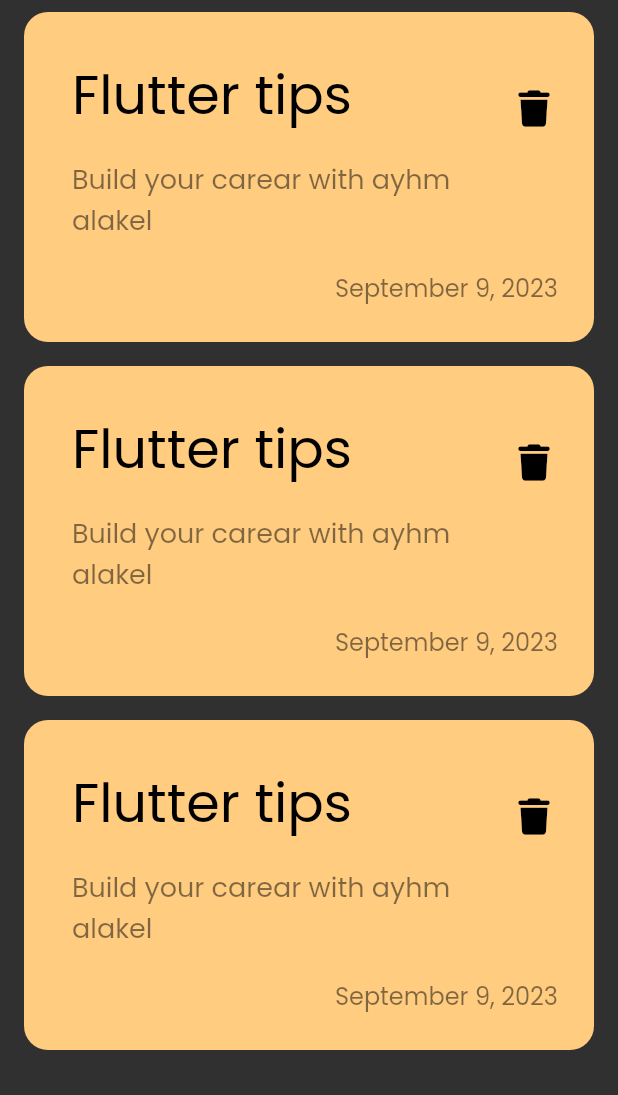
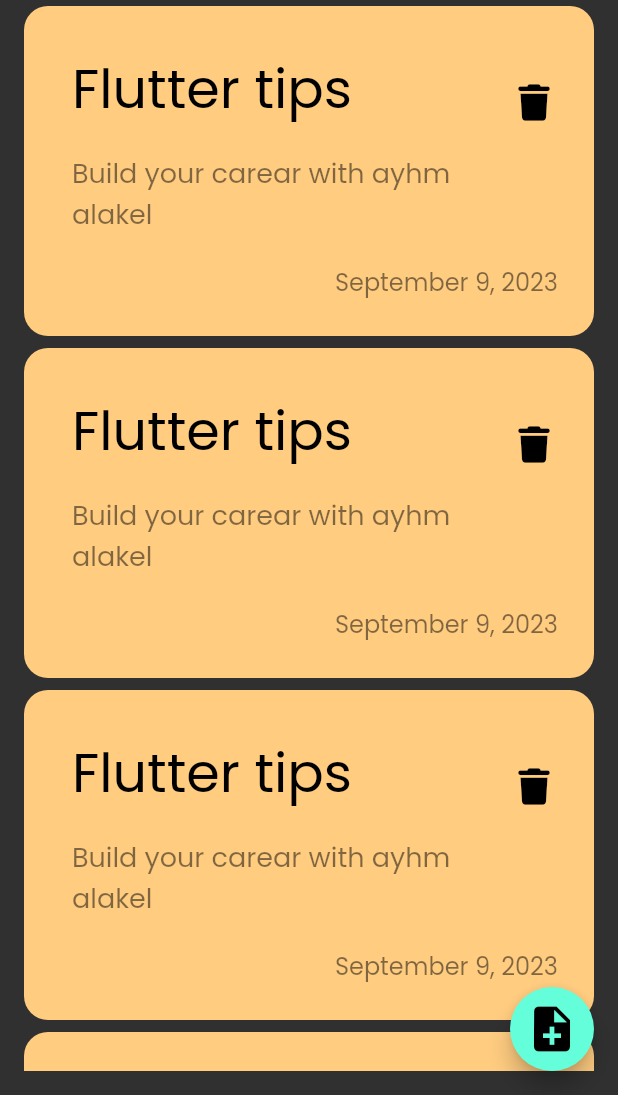
Before and after one commit to AYHM13x/notes_app, a Flutter app: the screen it shows after launch, on a phone screen of 412 x 824 dp, the part 141-1236 px from its top. Run offline on Flutter 3.47's test engine with Material 2 defaults, Android fonts, the phone set to English and light mode, and no system bars; our stand-ins replace font_awesome_flutter.

Commit message:
add floating action button

```diff
--- /dev/null
+++ b/lib/custom_widgets/custom_floating_action_button.dart
@@ -0,0 +1,19 @@
+import 'package:flutter/material.dart';
+
+class CustomFloatingActionButton extends StatelessWidget {
+  const CustomFloatingActionButton({
+    super.key,
+  });
+
+  @override
+  Widget build(BuildContext context) {
+    return FloatingActionButton(
+      onPressed: () {},
+      tooltip: "Add Note",
+      child: const Icon(
+        Icons.note_add,
+        size: 36,
+      ),
+    );
+  }
+}
--- a/lib/custom_widgets/notes_list_view.dart
+++ b/lib/custom_widgets/notes_list_view.dart
@@ -6,6 +6,8 @@ class NotesListView extends StatelessWidget {
     super.key,
   });
 
+  final colors = const [];
+
   @override
   Widget build(BuildContext context) {
     return Expanded(
@@ -13,7 +15,7 @@ class NotesListView extends StatelessWidget {
         itemCount: 10,
         itemBuilder: (context, index) {
           return const Padding(
-            padding: EdgeInsets.symmetric(vertical: 8),
+            padding: EdgeInsets.symmetric(vertical: 4),
             child: NoteItem(),
           );
         },
--- a/lib/main.dart
+++ b/lib/main.dart
@@ -1,5 +1,5 @@
 import 'package:flutter/material.dart';
-import 'package:notes_app/views/notes_page.dart';
+import 'package:notes_app/views/notes_view.dart';
 
 void main() {
   runApp(NotesApp());
--- a/lib/views/notes_page.dart
+++ b/lib/views/notes_view.dart
@@ -1,4 +1,5 @@
 import 'package:flutter/material.dart';
+import 'package:notes_app/custom_widgets/custom_floating_action_button.dart';
 import 'package:notes_app/widgets/note_body_view.dart';
 
 class NotesView extends StatelessWidget {
@@ -8,6 +9,7 @@ class NotesView extends StatelessWidget {
   Widget build(BuildContext context) {
     return const Scaffold(
       body: NoteViewBody(),
+      floatingActionButton: CustomFloatingActionButton(),
     );
   }
 }
--- a/lib/widgets/note_body_view.dart
+++ b/lib/widgets/note_body_view.dart
@@ -11,15 +11,11 @@ class NoteViewBody extends StatelessWidget {
     return const Padding(
       padding: EdgeInsets.all(16.0),
       child: Column(
-        //crossAxisAlignment: CrossAxisAlignment.stretch,
         children: [
           SizedBox(
             height: 30,
           ),
           CustomAppBar(),
-          // SizedBox(
-          //   height: 8,
-          // ),
           NotesListView(),
         ],
       ),
```
Also changed, not shown: lib/custom_widgets/custom_delete_icon_button.dart (added, +21 -0 lines).
